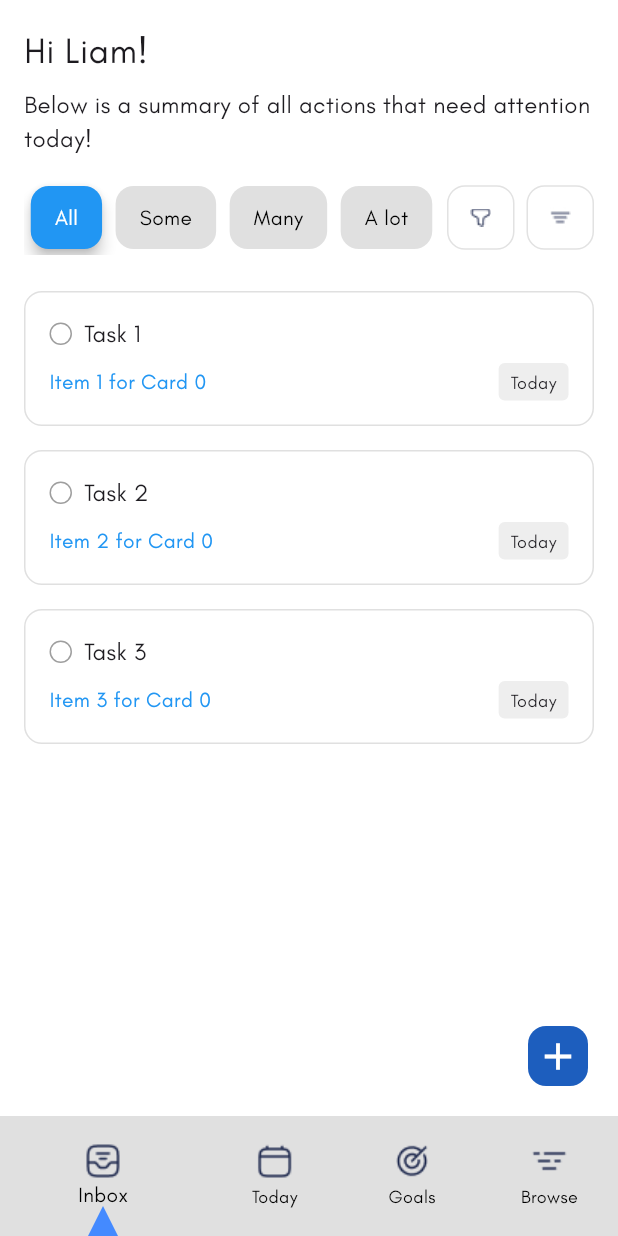
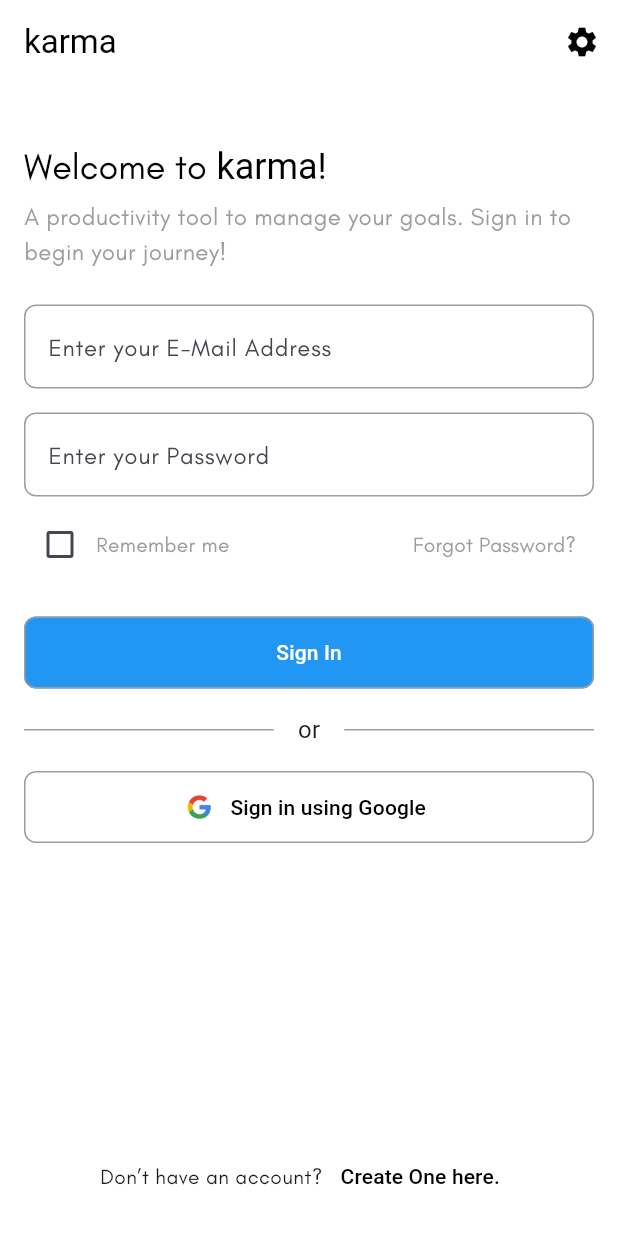
Before and after one commit to ab3649/Karma, a Flutter app: the screen it shows after launch, on a phone screen of 412 x 824 dp. Run offline on Flutter 3.47's test engine with Material 3 defaults, Android fonts, the phone set to English and light mode, and no system bars; Roboto replaces fonts that are missing (GlacialIndifference-bold).

Commit message:
added signup page

```diff
--- /dev/null
+++ b/lib/Signup_Login/Signup_page.dart
@@ -0,0 +1,287 @@
+import 'package:flutter/material.dart';
+import 'package:url_launcher/url_launcher.dart';
+import 'dart:convert';
+import 'package:http/http.dart' as http;
+
+class SignInPage extends StatefulWidget {
+  @override
+  _SignInPageState createState() => _SignInPageState();
+}
+
+class _SignInPageState extends State<SignInPage> {
+  final TextEditingController _emailController = TextEditingController();
+  final TextEditingController _passwordController = TextEditingController();
+
+  final String clientId = 'YOUR_CLIENT_ID';
+  final String clientSecret = 'YOUR_CLIENT_SECRET';
+  final String redirectUri = 'YOUR_REDIRECT_URI';
+  final String scopes = 'email profile';
+
+  Future<void> _signInWithGoogle() async {
+    try {
+      final Uri authUrl = Uri.parse(
+          'https://accounts.google.com/o/oauth2/auth?response_type=code&client_id=$clientId&redirect_uri=$redirectUri&scope=$scopes'
+      );
+
+      // Open the URL in the browser
+      await launch(authUrl.toString());
+
+      // After the user has signed in and granted access, they will be redirected to your redirect URI
+      // Handle the redirect URI and extract the authorization code
+      // For simplicity, we'll skip the actual implementation of extracting the authorization code here
+
+      final authorizationCode = 'AUTHORIZATION_CODE_FROM_REDIRECT';
+
+      final response = await http.post(
+        Uri.parse('https://oauth2.googleapis.com/token'),
+        headers: <String, String>{
+          'Content-Type': 'application/x-www-form-urlencoded',
+        },
+        body: {
+          'code': authorizationCode,
+          'client_id': clientId,
+          'client_secret': clientSecret,
+          'redirect_uri': redirectUri,
+          'grant_type': 'authorization_code',
+        },
+      );
+
+      final responseBody = jsonDecode(response.body);
+      final accessToken = responseBody['access_token'];
+
+      // Use the access token to access user information
+      final userInfoResponse = await http.get(
+        Uri.parse('https://www.googleapis.com/oauth2/v2/userinfo'),
+        headers: <String, String>{
+          'Authorization': 'Bearer $accessToken',
+        },
+      );
+
+      final userInfo = jsonDecode(userInfoResponse.body);
+      print('User signed in: ${userInfo['email']}');
+    } catch (e) {
+      print('Error during Google Sign-In: $e');
+    }
+  }
+
+  void _signInWithEmailAndPassword() async {
+    try {
+      // Implement your manual sign-in logic here
+      print('Email sign-in logic');
+    } catch (e) {
+      print('Error during Email Sign-In: $e');
+    }
+  }
+
+  void _forgotPassword() {
+    // Implement your forgot password logic here
+    print('Forgot Password clicked');
+  }
+
+  @override
+  Widget build(BuildContext context) {
+    return Scaffold(
+      appBar: AppBar(
+        title: Text('karma'),
+        actions: [
+          IconButton(
+            icon: Icon(Icons.settings),
+            onPressed: () {
+              // Implement your settings navigation here
+            },
+          ),
+        ],
+        backgroundColor: Colors.white,
+        foregroundColor: Colors.black,
+        elevation: 0, // Remove shadow for a flat look
+      ),
+      body: Container(
+        color: Colors.white, // Set background color to white
+        child: Column(
+          crossAxisAlignment: CrossAxisAlignment.start, // Align children to the start (left) of the column
+          children: [
+            Expanded(
+              child: SingleChildScrollView( // Wrap with SingleChildScrollView
+                child: Padding(
+                  padding: const EdgeInsets.all(16.0),
+                  child: Column(
+                    crossAxisAlignment: CrossAxisAlignment.start, // Align children to the start (left) of the column
+                    children: [
+                      SizedBox(height: 24), // Add a SizedBox before the "Welcome to karma!" text
+                      Align(
+                        alignment: Alignment.centerLeft,
+                        child: RichText(
+                          text: TextSpan(
+                            children: [
+                              TextSpan(
+                                text: 'Welcome to ',
+                                style: TextStyle(
+                                  fontSize: 24,
+                                  fontFamily: 'GlacialIndifference',
+                                  color: Colors.black,
+                                ),
+                              ),
+                              TextSpan(
+                                text: 'karma!',
+                                style: TextStyle(
+                                  fontSize: 24,
+                                  fontFamily: 'GlacialIndifference-bold',
+                                  color: Colors.black,
+                                ),
+                              ),
+                            ],
+                          ),
+                        ),
+                      ),
+                      SizedBox(height: 8),
+                      Text(
+                        'A productivity tool to manage your goals. Sign in to begin your journey!',
+                        style: TextStyle(color: Colors.grey, fontSize: 16, fontFamily: 'GlacialIndifference'),
+                      ),
+                      SizedBox(height: 24),
+                      TextField(
+                        controller: _emailController,
+                        decoration: InputDecoration(
+                          labelText: 'Enter your E-Mail Address',
+                          labelStyle: TextStyle(fontFamily: 'GlacialIndifference'),
+                          border: OutlineInputBorder(
+                            borderRadius: BorderRadius.circular(8.0), // Rounded corners
+                            borderSide: BorderSide(color: Colors.grey), // Grey outline
+                          ),
+                          focusedBorder: OutlineInputBorder(
+                            borderRadius: BorderRadius.circular(8.0),
+                            borderSide: BorderSide(color: Colors.grey), // Grey outline when focused
+                          ),
+                          enabledBorder: OutlineInputBorder(
+                            borderRadius: BorderRadius.circular(8.0),
+                            borderSide: BorderSide(color: Colors.grey), // Grey outline when enabled
+                          ),
+                          disabledBorder: OutlineInputBorder(
+                            borderRadius: BorderRadius.circular(8.0),
+                            borderSide: BorderSide(color: Colors.grey), // Grey outline when disabled
+                          ),
+                        ),
+                      ),
+                      SizedBox(height: 16),
+                      TextField(
+                        controller: _passwordController,
+                        decoration: InputDecoration(
+                          labelText: 'Enter your Password',
+                          labelStyle: TextStyle(fontFamily: 'GlacialIndifference'),
+                          border: OutlineInputBorder(
+                            borderRadius: BorderRadius.circular(8.0), // Rounded corners
+                            borderSide: BorderSide(color: Colors.grey), // Grey outline
+                          ),
+                          focusedBorder: OutlineInputBorder(
+                            borderRadius: BorderRadius.circular(8.0),
+                            borderSide: BorderSide(color: Colors.grey), // Grey outline when focused
+                          ),
+                          enabledBorder: OutlineInputBorder(
+                            borderRadius: BorderRadius.circular(8.0),
+                            borderSide: BorderSide(color: Colors.grey), // Grey outline when enabled
+                          ),
+                          disabledBorder: OutlineInputBorder(
+                            borderRadius: BorderRadius.circular(8.0),
+                            borderSide: BorderSide(color: Colors.grey), // Grey outline when disabled
+                          ),
+                        ),
+                        obscureText: true,
+                      ),
+                      SizedBox(height: 8),
+                      Row(
+                        mainAxisAlignment: MainAxisAlignment.spaceBetween,
+                        children: [
+                          Row(
+                            children: [
+                              Checkbox(value: false, onChanged: (_) {}),
+                              Text('Remember me', style: TextStyle(color: Colors.grey, fontFamily: 'GlacialIndifference')),
+                            ],
+                          ),
+                          TextButton(
+                            onPressed: _forgotPassword,
+                            child: Text('Forgot Password?', style: TextStyle(color: Colors.grey, fontFamily: 'GlacialIndifference')),
+                          ),
+                        ],
+                      ),
+                      SizedBox(height: 24),
+                      OutlinedButton(
+                        onPressed: _signInWithEmailAndPassword,
+                        child: Text('Sign In', style: TextStyle(color: Colors.white, fontFamily: 'GlacialIndifference-bold')), // Sign-in text color
+                        style: OutlinedButton.styleFrom(
+                          backgroundColor: Colors.blue, // Button background color
+                          minimumSize: Size(double.infinity, 48),
+                          side: BorderSide(color: Colors.grey, width: 1), // Grey border color and width
+                          shape: RoundedRectangleBorder(
+                            borderRadius: BorderRadius.circular(8.0), // Rounded corners
+                          ),
+                          elevation: 0, // Remove elevation
+                        ),
+                      ),
+                      SizedBox(height: 16),
+                      Row(
+                        mainAxisAlignment: MainAxisAlignment.center,
+                        children: [
+                          Expanded(
+                            child: Divider(
+                              color: Colors.grey, // Change divider color to grey
+                              thickness: 1, // Adjust the thickness as needed
+                            ),
+                          ),
+                          SizedBox(width: 16),
+                          Text(
+                            'or',
+                            style: TextStyle(fontSize: 16), // Adjust the text style as needed
+                          ),
+                          SizedBox(width: 16),
+                          Expanded(
+                            child: Divider(
+                              color: Colors.grey, // Change divider color to grey
+                              thickness: 1, // Adjust the thickness as needed
+                            ),
+                          ),
+                        ],
+                      ),
+                      SizedBox(height: 16),
+                      OutlinedButton.icon(
+                        onPressed: _signInWithGoogle,
+                        icon: Image.asset('assets/icons/google.png', height: 24),
+                        label: Text('Sign in using Google', style: TextStyle(color: Colors.black, fontFamily: 'GlacialIndifference-bold')),
+                        style: OutlinedButton.styleFrom(
+                          minimumSize: Size(double.infinity, 48),
+                          side: BorderSide(color: Colors.grey, width: 1), // Grey border color and width
+                          shape: RoundedRectangleBorder(
+                            borderRadius: BorderRadius.circular(8.0), // Rounded corners
+                          ),
+                          elevation: 0, // Remove elevation
+                        ),
+                      ),
+                      SizedBox(height: 32),
+                    ],
+                  ),
+                ),
+              ),
+            ),
+            Align(
+              alignment: Alignment.bottomCenter,
+              child: Padding(
+                padding: const EdgeInsets.all(16.0),
+                child: Row(
+                  mainAxisAlignment: MainAxisAlignment.center,
+                  children: [
+                    Text("Don’t have an account?", style: TextStyle(fontFamily: 'GlacialIndifference'),),
+                    TextButton(
+                      onPressed: () {
+                        // Navigate to sign-up page
+                      },
+                      child: Text('Create One here.', style: TextStyle(color: Colors.black, fontFamily: 'GlacialIndifference-bold'),),
+                    ),
+                  ],
+                ),
+              ),
+            ),
+          ],
+        ),
+      ),
+    );
+  }
+}
--- a/lib/Task_Management/main.dart
+++ b/lib/main.dart
@@ -1,4 +1,5 @@
 import 'package:flutter/material.dart';
+import 'package:karma/Signup_Login/Signup_page.dart';
 import 'package:karma/Task_Management/taskScreen.dart';
 
 void main() {
@@ -11,7 +12,8 @@ class MyApp extends StatelessWidget {
   @override
   Widget build(BuildContext context) {
     return MaterialApp(
-      home: TaskScreen(),
+      // home: TaskScreen(), //test task screen
+      home: SignInPage(),  //test signup screen
     );
   }
 }
--- a/pubspec.yaml
+++ b/pubspec.yaml
@@ -30,7 +30,10 @@ environment:
 dependencies:
   flutter:
     sdk: flutter
-
+  googleapis: ^13.1.0
+  googleapis_auth: ^1.4.0
+  google_sign_in: ^6.0.0
+  url_launcher: ^6.1.0
 
   # The following adds the Cupertino Icons font to your application.
   # Use with the CupertinoIcons class for iOS style icons.
```
Also changed, not shown: assets/icons/google.png (added), pubspec.lock, 10 other files.
